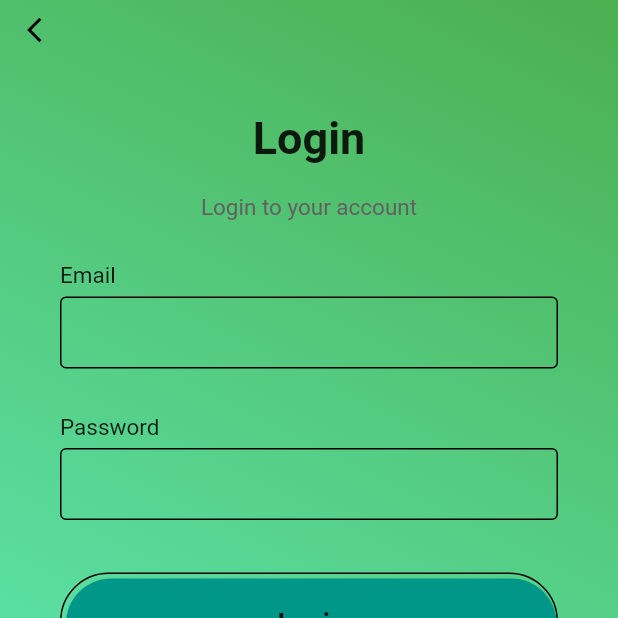
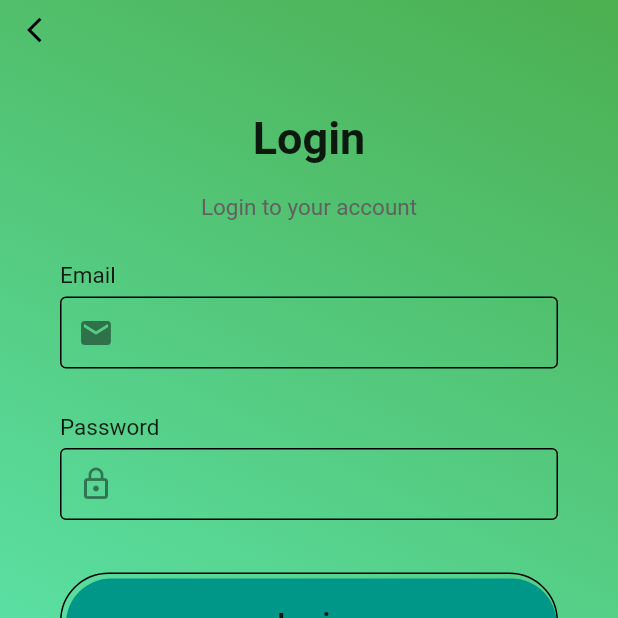
Before and after one commit to krishna-thapa/inspirational-quote-flutter, a Flutter app: the screen it shows after launch, after a tap on "Login", on a phone screen of 412 x 824 dp, the top half of it. Run offline on Flutter 3.47's test engine with Material 2 defaults, Android fonts, the phone set to English and light mode, and no system bars; our stand-ins replace simple_animations, supercharged.

Commit message:
Added some prefix icons on login form

```diff
--- a/lib/pages/login/login_page.dart
+++ b/lib/pages/login/login_page.dart
@@ -3,8 +3,8 @@ import 'package:inspirational_quote_flutter/animations/FadeAnimation.dart';
 import 'package:inspirational_quote_flutter/widgets/appbar_login.dart';
 import 'package:inspirational_quote_flutter/widgets/background_login.dart';
 import 'package:inspirational_quote_flutter/widgets/heading_messages.dart';
-import 'package:inspirational_quote_flutter/widgets/input_field.dart';
 import 'package:inspirational_quote_flutter/widgets/colored_button.dart';
+import 'package:inspirational_quote_flutter/widgets/login_form.dart';
 import 'package:inspirational_quote_flutter/widgets/sub_heading_login.dart';
 
 class LoginPage extends StatefulWidget {
@@ -39,8 +39,8 @@ class _LoginPageState extends State<LoginPage> {
                     padding: EdgeInsets.symmetric(horizontal: 40),
                     child: Column(
                       children: [
-                        FadeAnimation(1.1, InputField("Email")),
-                        FadeAnimation(1.2, InputField("Password", true)),
+                        FadeAnimation(1.1, loginForm("Email", Icons.email)),
+                        FadeAnimation(1.2, loginForm("Password", Icons.lock_outline, true)),
                         SizedBox(height: 5,),
                         ColoredButton("Login"),
                       ],
--- a/lib/widgets/input_field.dart
+++ b/lib/widgets/input_field.dart
@@ -10,6 +10,7 @@ class InputField extends StatefulWidget {
   _InputFieldState createState() => _InputFieldState();
 }
 
+// Might have to merge some common methods with login_form file
 class _InputFieldState extends State<InputField> {
   @override
   Widget build(BuildContext context) {
--- /dev/null
+++ b/lib/widgets/login_form.dart
@@ -0,0 +1,29 @@
+import 'package:flutter/material.dart';
+
+Widget loginForm([label, icon, obscureText = false]) {
+  return Column(
+    crossAxisAlignment: CrossAxisAlignment.start,
+    children: <Widget>[
+      Text(label, style: TextStyle(
+          fontSize: 15,
+          fontWeight: FontWeight.w400,
+          color: Colors.black87
+      ),),
+      SizedBox(height: 5,),
+      TextField(
+        obscureText: obscureText,
+        decoration: InputDecoration(
+          prefixIcon: Icon(icon),
+          contentPadding: EdgeInsets.symmetric(vertical: 0, horizontal: 10),
+          enabledBorder: OutlineInputBorder(
+              borderSide: BorderSide(color: Colors.black)
+          ),
+          border: OutlineInputBorder(
+              borderSide: BorderSide(color: Colors.black)
+          ),
+        ),
+      ),
+      SizedBox(height: 30,),
+    ],
+  );
+}
```
